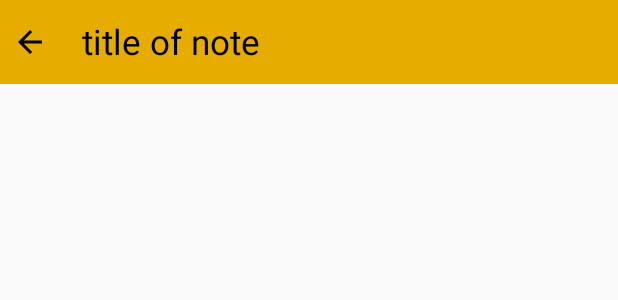
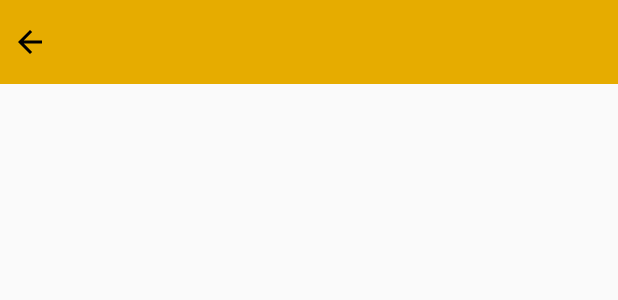
Before and after one commit to nikitatran/MoodJournal, an Android app: the layout note_toolbar.xml on its own in the app's theme, with its tools: preview values and no code run, on a phone screen of 412 x 824 dp. Shown: the top 300 px of the screen. Run offline under Robolectric (Android 15) with nearby library versions, the phone set to English and light mode, and no system bars.

Commit message:
small changes

```diff
--- a/CrunchTime_Journal/app/src/main/res/layout/note_toolbar.xml
+++ b/CrunchTime_Journal/app/src/main/res/layout/note_toolbar.xml
@@ -43,28 +43,26 @@
     </RelativeLayout>
 
     <TextView
+        android:id="@+id/note_text_title"
         android:layout_width="0dp"
         android:layout_height="wrap_content"
+        android:layout_marginStart="15dp"
         android:layout_weight="85"
-        android:id="@+id/note_text_title"
-        android:text="title of note"
         android:textColor="#000"
-        android:layout_marginStart="15dp"
         android:textSize="23sp"
-        android:visibility="visible"/>
+        android:visibility="visible" />
 
     <EditText
+        android:id="@+id/note_edit_title"
         android:layout_width="0dp"
         android:layout_height="wrap_content"
+        android:layout_marginStart="15dp"
         android:layout_weight="85"
-        android:id="@+id/note_edit_title"
-        android:text="title of note"
-        android:textColor="#000"
-        android:layout_marginStart="15dp"
-        android:textSize="23sp"
         android:background="#fff"
         android:padding="2dp"
-        android:visibility="gone"/>
+        android:textColor="#000"
+        android:textSize="23sp"
+        android:visibility="gone" />
 
 
 </LinearLayout>
```
